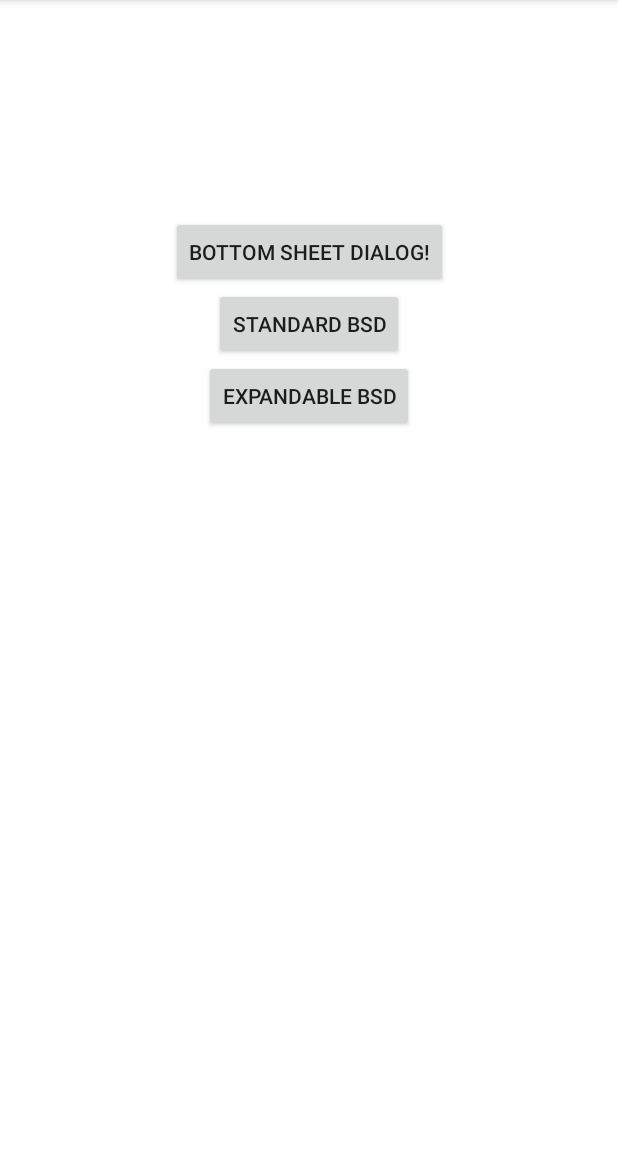
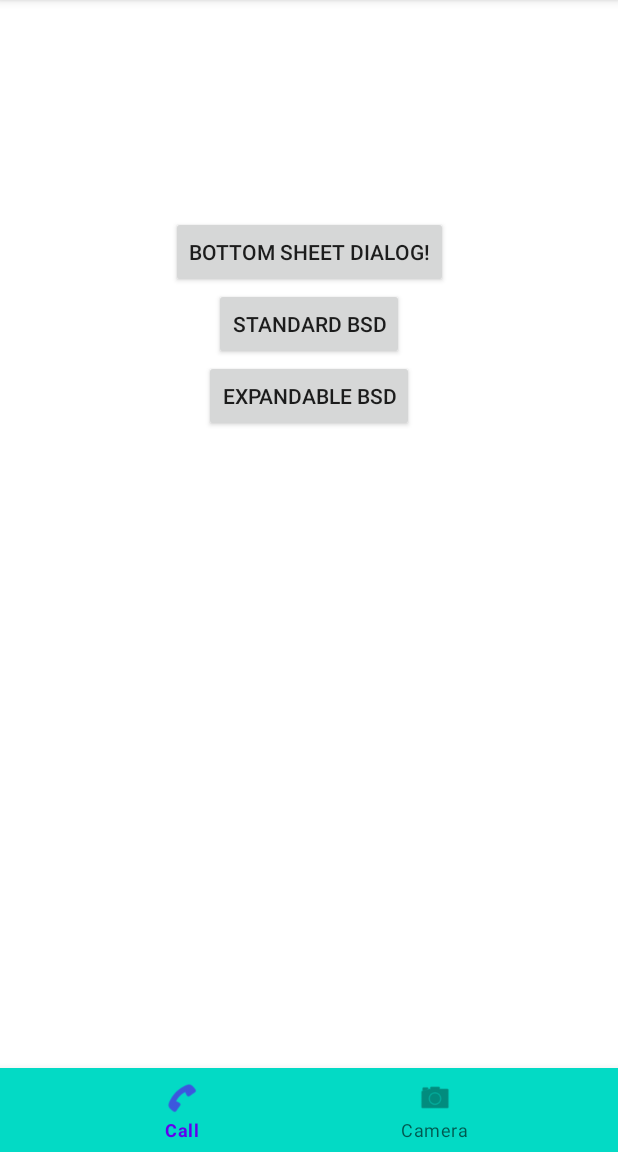
Before and after one commit to krymov-d/For_Practice, an Android app: the screen it shows after launch (MainActivity), on a phone screen of 412 x 824 dp, the part 84-1236 px from its top. Run offline under Robolectric (Android 15) with nearby library versions, the phone set to English and light mode, and no system bars.

Commit message:
Added bottom navigation bar

```diff
--- a/app/src/main/java/kz/kd/for_practice/MainActivity.kt
+++ b/app/src/main/java/kz/kd/for_practice/MainActivity.kt
@@ -2,10 +2,14 @@ package kz.kd.for_practice
 
 import androidx.appcompat.app.AppCompatActivity
 import android.os.Bundle
+import android.view.MenuItem
 import android.widget.Button
 import android.widget.Toast
 import androidx.coordinatorlayout.widget.CoordinatorLayout
 import androidx.core.view.isVisible
+import com.google.android.material.bottomnavigation.BottomNavigationView
+import com.google.android.material.navigation.NavigationBarView
+import kotlin.concurrent.timerTask
 
 class MainActivity : AppCompatActivity(), BSDExpandable.BottomSheetListener {
     override fun onCreate(savedInstanceState: Bundle?) {
@@ -27,6 +31,21 @@ class MainActivity : AppCompatActivity(), BSDExpandable.BottomSheetListener {
         btnBSDExpandable.setOnClickListener {
             BSDExpandable().show(supportFragmentManager, null)
         }
+
+        val bNVMain: BottomNavigationView = findViewById(R.id.bnv)
+        bNVMain.setOnItemSelectedListener { item ->
+            when (item.itemId) {
+                R.id.first_page -> {
+                    Toast.makeText(this@MainActivity, "Call", Toast.LENGTH_SHORT).show()
+                    true
+                }
+                R.id.second_page -> {
+                    Toast.makeText(this@MainActivity, "Camera", Toast.LENGTH_SHORT).show()
+                    true
+                }
+                else -> false
+            }
+        }
     }
 
     override fun clicked(text: String) {
--- a/app/src/main/res/layout/activity_main.xml
+++ b/app/src/main/res/layout/activity_main.xml
@@ -80,4 +80,17 @@
         </androidx.appcompat.widget.LinearLayoutCompat>
     </androidx.coordinatorlayout.widget.CoordinatorLayout>
 
+    <com.google.android.material.bottomnavigation.BottomNavigationView
+        android:id="@+id/bnv"
+        android:layout_width="match_parent"
+        android:layout_height="56dp"
+        android:background="@color/teal_200"
+        app:layout_constraintStart_toStartOf="parent"
+        app:layout_constraintEnd_toEndOf="parent"
+        app:layout_constraintTop_toTopOf="parent"
+        app:layout_constraintBottom_toBottomOf="parent"
+        app:layout_constraintVertical_bias="1"
+        app:menu="@menu/bottom_navigation_menu"
+        />
+
 </androidx.constraintlayout.widget.ConstraintLayout>
--- /dev/null
+++ b/app/src/main/res/menu/bottom_navigation_menu.xml
@@ -0,0 +1,13 @@
+<?xml version="1.0" encoding="utf-8"?>
+<menu xmlns:android="http://schemas.android.com/apk/res/android">
+    <item
+        android:id="@+id/first_page"
+        android:enabled="true"
+        android:icon="@android:drawable/ic_menu_call"
+        android:title="Call" />
+    <item
+        android:id="@+id/second_page"
+        android:enabled="true"
+        android:icon="@android:drawable/ic_menu_camera"
+        android:title="Camera" />
+</menu>
```
